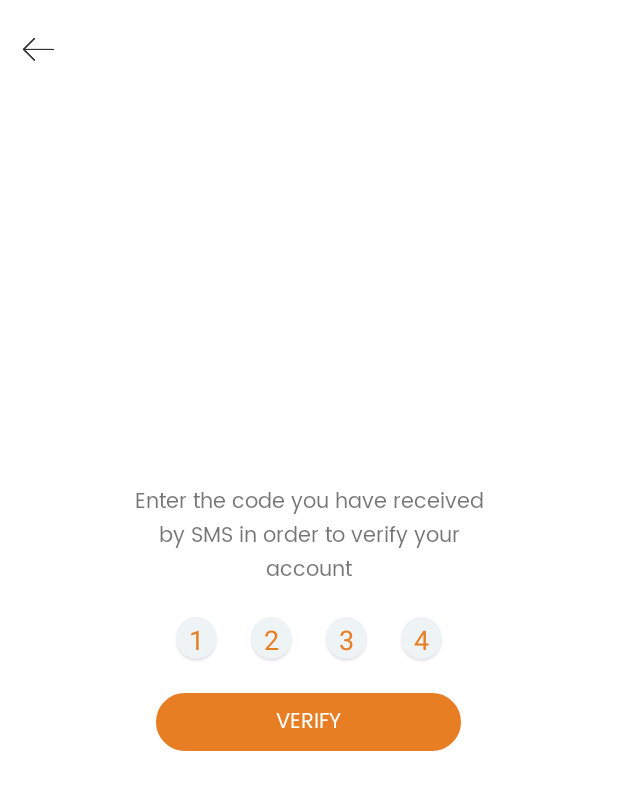
After one commit to nikita-312/Cafe, an Android app: the OTPActivity screen opened directly, with no data from a screen before it, on a phone screen of 412 x 824 dp. The commit adds this screen. Shown: the top 790 px of the screen. Run offline under Robolectric (Android 15) with nearby library versions, the phone set to English and light mode, and no system bars.

Commit message:
commit by mona(30/6/2018)

```diff
--- a/app/src/main/AndroidManifest.xml
+++ b/app/src/main/AndroidManifest.xml
@@ -43,7 +43,11 @@
         <activity
             android:name=".activity.ThankYouActivity"
             android:screenOrientation="portrait" />
-        <activity android:name=".activity.ReviewActivity"></activity>
+        <activity android:name=".activity.ReviewActivity"
+            android:screenOrientation="portrait"/>
+        <activity android:name=".activity.OTPActivity"
+            android:windowSoftInputMode="stateHidden"
+            android:screenOrientation="portrait"/>
     </application>
 
 </manifest>
--- a/app/src/main/java/com/conceptioni/cafeapp/activity/LoginActivity.java
+++ b/app/src/main/java/com/conceptioni/cafeapp/activity/LoginActivity.java
@@ -22,7 +22,7 @@ public class LoginActivity extends AppCompatActivity {
 
     private void clicklogin() {
         sendotpll.setOnClickListener(v -> {
-            startActivity(new Intent(LoginActivity.this,MenuActivity.class));
+            startActivity(new Intent(LoginActivity.this,OTPActivity.class));
             finish();
         });
     }
--- /dev/null
+++ b/app/src/main/java/com/conceptioni/cafeapp/activity/OTPActivity.java
@@ -0,0 +1,33 @@
+package com.conceptioni.cafeapp.activity;
+
+import android.content.Intent;
+import android.support.v7.app.AppCompatActivity;
+import android.os.Bundle;
+import android.view.View;
+
+import com.conceptioni.cafeapp.R;
+import com.conceptioni.cafeapp.utils.TextviewRegular;
+
+public class OTPActivity extends AppCompatActivity {
+    TextviewRegular tvrVerify;
+    @Override
+    protected void onCreate(Bundle savedInstanceState) {
+        super.onCreate(savedInstanceState);
+        setContentView(R.layout.activity_otp);
+        init();
+        clicks();
+    }
+
+    private void clicks() {
+        tvrVerify.setOnClickListener(new View.OnClickListener() {
+            @Override
+            public void onClick(View v) {
+                startActivity(new Intent(OTPActivity.this,MenuActivity.class));
+            }
+        });
+    }
+
+    private void init() {
+        tvrVerify = findViewById(R.id.tvrVerify);
+    }
+}
--- /dev/null
+++ b/app/src/main/res/layout/activity_otp.xml
@@ -0,0 +1,128 @@
+<?xml version="1.0" encoding="utf-8"?>
+<RelativeLayout xmlns:android="http://schemas.android.com/apk/res/android"
+    xmlns:app="http://schemas.android.com/apk/res-auto"
+    xmlns:tools="http://schemas.android.com/tools"
+    android:layout_width="match_parent"
+    android:layout_height="match_parent"
+    android:background="@color/colorwhite"
+    tools:context="com.conceptioni.cafeapp.activity.OTPActivity">
+
+    <ImageView
+        android:layout_width="wrap_content"
+        android:layout_height="wrap_content"
+        android:layout_marginTop="@dimen/dp_10"
+        android:padding="@dimen/dp_15"
+        android:src="@drawable/back" />
+
+    <LinearLayout
+        android:layout_width="match_parent"
+        android:layout_height="wrap_content"
+        android:layout_centerInParent="true"
+        android:orientation="vertical">
+
+        <com.conceptioni.cafeapp.utils.TextviewRegular
+            android:layout_width="match_parent"
+            android:layout_height="wrap_content"
+            android:text="@string/otpText"
+            android:textAlignment="center" />
+
+        <LinearLayout
+            android:layout_width="match_parent"
+            android:layout_height="wrap_content"
+            android:layout_marginTop="@dimen/dp_20"
+            android:gravity="center">
+
+            <RelativeLayout
+                android:layout_width="wrap_content"
+                android:layout_height="match_parent">
+
+                <ImageView
+                    android:layout_width="wrap_content"
+                    android:layout_height="wrap_content"
+                    android:src="@drawable/round" />
+
+                <EditText
+                    android:layout_width="wrap_content"
+                    android:layout_height="wrap_content"
+                    android:layout_centerInParent="true"
+                    android:background="@android:color/transparent"
+                    android:text="1"
+                    android:textColor="@color/colorPrimary"/>
+            </RelativeLayout>
+
+            <RelativeLayout
+                android:layout_width="wrap_content"
+                android:layout_height="match_parent"
+                android:layout_marginLeft="@dimen/dp_20"
+                android:layout_marginRight="@dimen/dp_20">
+
+                <ImageView
+                    android:layout_width="wrap_content"
+                    android:layout_height="wrap_content"
+
+                    android:src="@drawable/round" />
+
+                <EditText
+                    android:layout_width="wrap_content"
+                    android:layout_height="wrap_content"
+                    android:layout_centerInParent="true"
+                    android:background="@android:color/transparent"
+                    android:text="2"
+                    android:textColor="@color/colorPrimary"/>
+            </RelativeLayout>
+
+            <RelativeLayout
+                android:layout_width="wrap_content"
+                android:layout_height="match_parent"
+                android:layout_marginRight="@dimen/dp_20"
+                >
+
+                <ImageView
+                    android:layout_width="wrap_content"
+                    android:layout_height="wrap_content"
+                    android:src="@drawable/round" />
+
+                <EditText
+                    android:layout_width="wrap_content"
+                    android:layout_height="wrap_content"
+                    android:layout_centerInParent="true"
+                    android:background="@android:color/transparent"
+                    android:text="3"
+                    android:textColor="@color/colorPrimary"/>
+            </RelativeLayout>
+
+            <RelativeLayout
+                android:layout_width="wrap_content"
+                android:layout_height="match_parent">
+
+                <ImageView
+                    android:layout_width="wrap_content"
+                    android:layout_height="wrap_content"
+                    android:src="@drawable/round" />
+
+                <EditText
+                    android:layout_width="wrap_content"
+                    android:layout_height="wrap_content"
+                    android:layout_centerInParent="true"
+                    android:background="@android:color/transparent"
+                    android:text="4"
+                    android:textColor="@color/colorPrimary"/>
+            </RelativeLayout>
+        </LinearLayout>
+
+        <com.conceptioni.cafeapp.utils.TextviewRegular
+            android:id="@+id/tvrVerify"
+            android:layout_width="wrap_content"
+            android:layout_height="wrap_content"
+            android:layout_gravity="center"
+            android:layout_marginTop="@dimen/dp_20"
+            android:background="@drawable/login_drawable"
+            android:paddingBottom="@dimen/dp_7"
+            android:paddingLeft="@dimen/dp_80"
+            android:paddingRight="@dimen/dp_80"
+            android:paddingTop="@dimen/dp_7"
+            android:text="VERIFY"
+            android:textColor="@color/colorwhite" />
+
+    </LinearLayout>
+</RelativeLayout>
--- a/app/src/main/res/values/strings.xml
+++ b/app/src/main/res/values/strings.xml
@@ -6,4 +6,5 @@
     <string name="button_allow">Allow</string>
     <string name="button_deny">Deny</string>
     <string name="dummytext">Lorem Ipsum is simply dummy text of the printing and typesetting industry. Lorem Ipsum has been</string>
+    <string name="otpText">Enter the code you have received\nby SMS in order to verify your\naccount</string>
 </resources>
```
Also changed, not shown: 7 other files.
